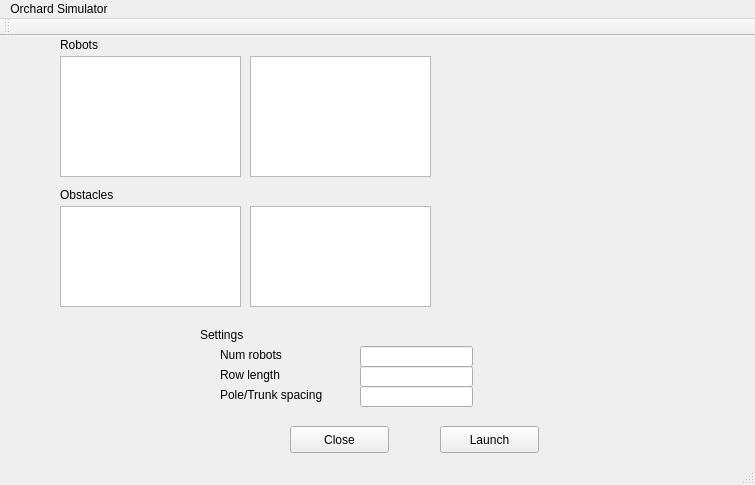
This is gui/mainwindow.ui in gdsl/SOFTENG-306-PROJECT-1 as Qt 5 draws it before an edit. The edited form follows.
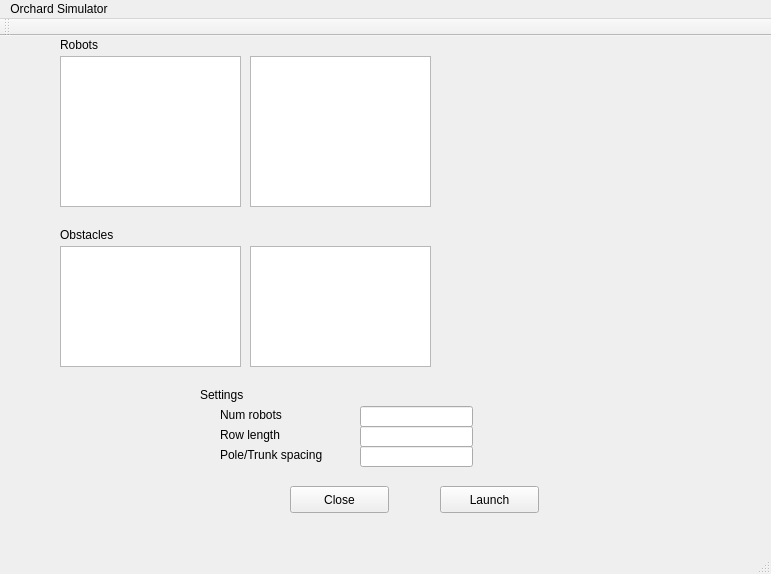
This is the edited form.

Diff of the .ui file:
```diff
--- a/gui/mainwindow.ui
+++ b/gui/mainwindow.ui
@@ -6,8 +6,8 @@
    <rect>
     <x>0</x>
     <y>0</y>
-    <width>755</width>
-    <height>485</height>
+    <width>771</width>
+    <height>574</height>
    </rect>
   </property>
   <property name="windowTitle">
@@ -31,7 +31,7 @@
     <property name="geometry">
      <rect>
       <x>60</x>
-      <y>150</y>
+      <y>190</y>
       <width>81</width>
       <height>17</height>
      </rect>
@@ -44,7 +44,7 @@
     <property name="geometry">
      <rect>
       <x>200</x>
-      <y>290</y>
+      <y>350</y>
       <width>67</width>
       <height>17</height>
      </rect>
@@ -57,7 +57,7 @@
     <property name="geometry">
      <rect>
       <x>220</x>
-      <y>310</y>
+      <y>370</y>
       <width>101</width>
       <height>17</height>
      </rect>
@@ -70,7 +70,7 @@
     <property name="geometry">
      <rect>
       <x>220</x>
-      <y>330</y>
+      <y>390</y>
       <width>101</width>
       <height>17</height>
      </rect>
@@ -83,7 +83,7 @@
     <property name="geometry">
      <rect>
       <x>220</x>
-      <y>350</y>
+      <y>410</y>
       <width>131</width>
       <height>17</height>
      </rect>
@@ -96,7 +96,7 @@
     <property name="geometry">
      <rect>
       <x>360</x>
-      <y>310</y>
+      <y>370</y>
       <width>113</width>
       <height>21</height>
      </rect>
@@ -106,7 +106,7 @@
     <property name="geometry">
      <rect>
       <x>360</x>
-      <y>330</y>
+      <y>390</y>
       <width>113</width>
       <height>21</height>
      </rect>
@@ -116,7 +116,7 @@
     <property name="geometry">
      <rect>
       <x>360</x>
-      <y>350</y>
+      <y>410</y>
       <width>113</width>
       <height>21</height>
      </rect>
@@ -126,7 +126,7 @@
     <property name="geometry">
      <rect>
       <x>290</x>
-      <y>390</y>
+      <y>450</y>
       <width>99</width>
       <height>27</height>
      </rect>
@@ -139,7 +139,7 @@
     <property name="geometry">
      <rect>
       <x>440</x>
-      <y>390</y>
+      <y>450</y>
       <width>99</width>
       <height>27</height>
      </rect>
@@ -154,7 +154,7 @@
       <x>60</x>
       <y>20</y>
       <width>181</width>
-      <height>121</height>
+      <height>151</height>
      </rect>
     </property>
     <item>
@@ -182,6 +182,11 @@
       <string/>
      </property>
     </item>
+    <item>
+     <property name="text">
+      <string/>
+     </property>
+    </item>
    </widget>
    <widget class="QListWidget" name="robotList2">
     <property name="geometry">
@@ -189,7 +194,7 @@
       <x>250</x>
       <y>20</y>
       <width>181</width>
-      <height>121</height>
+      <height>151</height>
      </rect>
     </property>
     <item>
@@ -217,14 +222,19 @@
       <string/>
      </property>
     </item>
+    <item>
+     <property name="text">
+      <string/>
+     </property>
+    </item>
    </widget>
    <widget class="QListWidget" name="obstacleList2">
     <property name="geometry">
      <rect>
       <x>250</x>
-      <y>170</y>
+      <y>210</y>
       <width>181</width>
-      <height>101</height>
+      <height>121</height>
      </rect>
     </property>
     <item>
@@ -257,9 +267,9 @@
     <property name="geometry">
      <rect>
       <x>60</x>
-      <y>170</y>
+      <y>210</y>
       <width>181</width>
-      <height>101</height>
+      <height>121</height>
      </rect>
     </property>
     <item>
@@ -294,7 +304,7 @@
     <rect>
      <x>0</x>
      <y>0</y>
-     <width>755</width>
+     <width>771</width>
      <height>25</height>
     </rect>
    </property>
```
